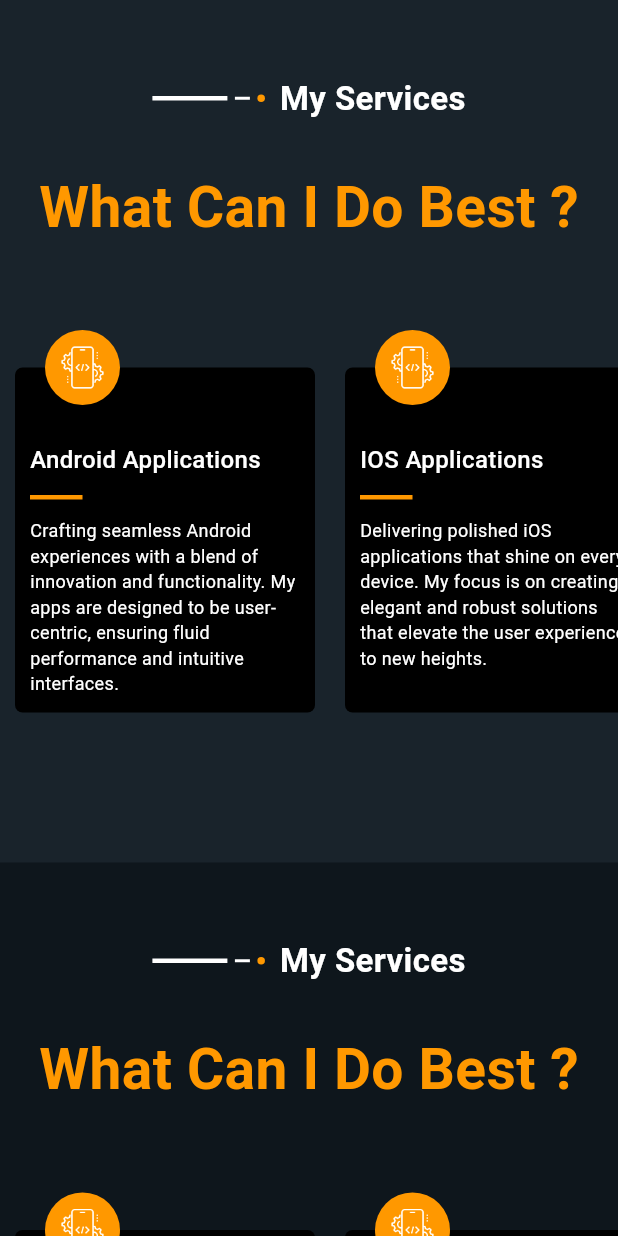
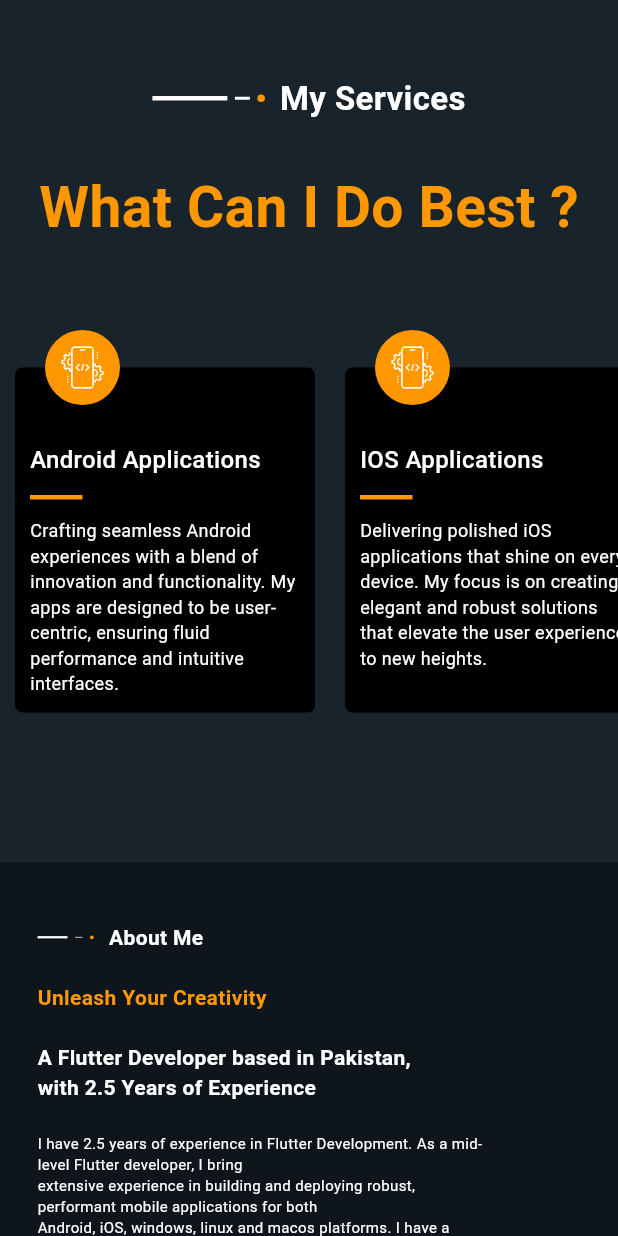
Before and after one commit to Ubaid-co/myPortfolio, a Flutter app: the ServicesPortion widget shown alone on an empty page, opened directly, on a phone screen of 412 x 824 dp. Run offline on Flutter 3.47's test engine with Material 3 defaults, Android fonts, the phone set to English and light mode, and no system bars; our stand-ins replace cached_network_image, get.

Commit message:
more work in skills

```diff
--- a/lib/utils/colors.dart
+++ b/lib/utils/colors.dart
@@ -5,6 +5,7 @@ const textWhiteColor = Colors.white;
 const textBlackColor = Colors.black;
 const textGreyColor = Colors.grey;
 const blackColor = Colors.black;
+const lightBlackColor = Color(0xffc0c0cff);
 const orangeColor = Colors.orange;
 const buttonColor = Color(0xFF27a694);
 const deepGreenColor = Color(0xFF21302d);
--- a/lib/widgets/services.dart
+++ b/lib/widgets/services.dart
@@ -1,6 +1,7 @@
 // ignore_for_file: prefer_const_constructors, prefer_const_literals_to_create_immutables
 
 import 'package:flutter/material.dart';
+import 'package:my_portfolio/widgets/skills.dart';
 
 import '../consts/constants.dart';
 import '../utils/colors.dart';
@@ -97,68 +98,7 @@ class _ServicesPortionState extends State<ServicesPortion> {
             ],
           ),
           SizedBox(height: 100,),
-          Container(
-            padding: EdgeInsets.symmetric(vertical: 50),
-            color: darkGreenColor,
-            child: Column(
-              children: [
-                Row(
-                  mainAxisAlignment: MainAxisAlignment.center,
-                  children: [
-                    Container(
-                      width: 50,
-                      height: 3,
-                      decoration: BoxDecoration(
-                        color: appWhiteColor,
-                      ),
-                    ),
-                    SizedBox(
-                      width: 5,
-                    ),
-                    Container(
-                      width: 10,
-                      height: 2,
-                      decoration: BoxDecoration(
-                        color: appWhiteColor,
-                      ),
-                    ),
-                    SizedBox(
-                      width: 5,
-                    ),
-                    Container(
-                      width: 5,
-                      height: 5,
-                      decoration: BoxDecoration(color: orangeColor, shape: BoxShape.circle),
-                    ),
-                    SizedBox(
-                      width: 10,
-                    ),
-                    Text(widget.text, style: headingTextStyle.copyWith(color: appWhiteColor, fontSize: 22)),
-                  ],
-                ),
-                SizedBox(
-                  height: 30,
-                ),
-                Text("What Can I Do Best ?", style: headingTextStyle.copyWith(color: orangeColor, fontSize: 38)),
-                SizedBox(height: 40),
-                SizedBox(
-                  height: 270,
-                  child: ListView.builder(
-                    shrinkWrap: true,
-                    scrollDirection: Axis.horizontal,
-                    itemCount: widget.servicesData.length,
-                    itemBuilder: (context, index) {
-                      var data = widget.servicesData[index];
-                      return Padding(
-                        padding: const EdgeInsets.symmetric(horizontal: 10.0),
-                        child: serviceContainerWidget(data.title, data.description, data.image),
-                      );
-                    },
-                  ),
-                ),
-              ],
-            ),
-          ),
+          SkillsPage(),
         ],
       ),
     );
--- /dev/null
+++ b/lib/widgets/skills.dart
@@ -0,0 +1,310 @@
+// ignore_for_file: prefer_const_constructors
+
+import 'package:flutter/material.dart';
+import 'package:my_portfolio/widgets/skillsBubble.dart';
+
+import '../utils/colors.dart';
+import '../utils/textStyle.dart';
+import '../widgets/buttons.dart';
+
+class SkillsPage extends StatefulWidget {
+  const SkillsPage({super.key});
+
+  @override
+  State<SkillsPage> createState() => _SkillsPageState();
+}
+
+class _SkillsPageState extends State<SkillsPage> {
+  final Color hoverColor = orangeColor;
+  bool isHovered = false;
+
+  @override
+  Widget build(BuildContext context) {
+    return LayoutBuilder(
+      builder: (context, constraints) {
+        if (constraints.maxWidth > 600) {
+          return _buildWideLayoutAboutSection();
+        } else {
+          return _buildWideNarrowAboutSection();
+        }
+      },
+    );
+  }
+
+  Widget _buildWideLayoutAboutSection() {
+    return Container(
+      height: 600,
+      color: darkGreenColor,
+      child: productContainerWidget(
+          "Expertise",
+          "My Skills & Tools",
+          "Every Day is a New Challenge",
+          "With a year of experience as a Flutter developer, I specialize in creating cross-platform applications that are both visually stunning and highly functional. My expertise spans Android, iOS, macOS, desktop, and web development, allowing me to deliver cohesive and seamless user experiences across all major platforms. I am passionate about leveraging Flutter's capabilities to build innovative solutions that meet the diverse needs of users, ensuring that every project I undertake stands out for its quality and performance.",
+          "assets/mobileTemplate.jpg",
+          () {},
+          darkGreenColor,
+          appWhiteColor,
+          600,
+          600,
+          370),
+    );
+  }
+
+  Widget _buildWideNarrowAboutSection() {
+    return Container(
+      height: 700,
+      color: darkGreenColor,
+      child: productContainerWidget(
+          "About Me",
+          "Unleash Your Creativity",
+          "A Flutter Developer based in Pakistan,\nwith 2.5 Years of Experience",
+          "I have 2.5 years of experience in Flutter Development. As a mid-level Flutter developer, I bring\nextensive experience in building and deploying robust, performant mobile applications for both\nAndroid, iOS, windows, linux and macos platforms. I have a strong background in Dart \nprogramming language and I am well-versed in Flutter's widgets, animations, and state management \ntechniques. I have also developed proficiency in integrating third-party APIs and services, including \nFirebase, FreshChat, Tamara Payment method, Hyper Pay payment method, Insider, BugFender Firebase \nAnalytics, and RESTful APIs. Additionally, I am adept at implementing and customizing UI designs \nusing Flutter's Material Design and Cupertino widgets, and I am skilled in version control using Git and \ncollaborative development using agile methodologies. With my ability to write clean and maintainable code \nand my dedication to stay up-to-date with the latest trends and best practices in mobile app development,\n I am confident in my ability to contribute to any Flutter project.",
+          "assets/mobileTemplate.jpg",
+          () {},
+          darkGreenColor,
+          appWhiteColor,
+          600,
+          250,
+          150,
+          isNarrow: true),
+    );
+  }
+
+  Widget productContainerWidget(
+      String heading1, heading2, heading3, description, imageUrl, Function() onTap, Color color, Color textColor, double height, imageWidth, imageHeight,
+      {Color? findButtonColor, Color? findButtonTextColor, bool isNarrow = false}) {
+    return Container(
+      padding: isNarrow == true ? EdgeInsets.symmetric(vertical: 20, horizontal: 25) : EdgeInsets.symmetric(vertical: 50, horizontal: 0),
+      height: height,
+      decoration: BoxDecoration(color: color),
+      child: isNarrow == false
+          ? Center(
+            child: Row(
+              mainAxisAlignment: MainAxisAlignment.center,
+                crossAxisAlignment: CrossAxisAlignment.center,
+                children: [
+                  Column(
+                    crossAxisAlignment: CrossAxisAlignment.start,
+                    children: [
+                      Row(
+                        children: [
+                          Container(
+                            width: 50,
+                            height: 3,
+                            decoration: BoxDecoration(
+                              color: appWhiteColor,
+                            ),
+                          ),
+                          SizedBox(
+                            width: 5,
+                          ),
+                          Container(
+                            width: 10,
+                            height: 2,
+                            decoration: BoxDecoration(
+                              color: appWhiteColor,
+                            ),
+                          ),
+                          SizedBox(
+                            width: 5,
+                          ),
+                          Container(
+                            width: 5,
+                            height: 5,
+                            decoration: BoxDecoration(color: orangeColor, shape: BoxShape.circle),
+                          ),
+                          SizedBox(
+                            width: 10,
+                          ),
+                          Text(heading1, style: headingTextStyle.copyWith(color: textColor, fontSize: 26)),
+                        ],
+                      ),
+                      SizedBox(
+                        height: 20,
+                      ),
+                      Text(heading2, style: headingTextStyle.copyWith(color: orangeColor, fontSize: 38)),
+                      SizedBox(
+                        height: 20,
+                      ),
+                      Text(heading3, style: headingTextStyle.copyWith(color: textColor, fontSize: 27)),
+                      SizedBox(
+                        height: 20,
+                      ),
+                      SizedBox(
+                        width: 400,
+                        child: Text(
+                          description,
+                          style: descriptionStyle.copyWith(color: textColor, fontSize: 14),
+                          textAlign: TextAlign.left,
+                        ),
+                      ),
+                      SizedBox(
+                        height: 20,
+                      ),
+                      MouseRegion(
+                        onEnter: (_) {
+                          setState(() {
+                            isHovered = true;
+                          });
+                        },
+                        onExit: (_) {
+                          setState(() {
+                            isHovered = false;
+                          });
+                        },
+                        child: CustomElevatedButton(
+                          text: "Hire Me",
+                          textColor: findButtonTextColor ?? textWhiteColor,
+                          onPressed: onTap,
+                          backgroundColor: isHovered == true ? orangeColor : darkGreenColor ?? buttonColor,
+                          width: 40,
+                          height: 40,
+                          isPadding: false,
+                          hover: true,
+                        ),
+                      )
+                    ],
+                  ),
+                  SizedBox(
+                    width: 50,
+                  ),
+                  skillSet(),
+                ],
+              ),
+          )
+          : Column(
+              mainAxisAlignment: MainAxisAlignment.spaceAround,
+              children: [
+                Column(
+                  crossAxisAlignment: CrossAxisAlignment.start,
+                  children: [
+                    Row(
+                      children: [
+                        Container(
+                          width: 20,
+                          height: 1.5,
+                          decoration: BoxDecoration(
+                            color: appWhiteColor,
+                          ),
+                        ),
+                        SizedBox(
+                          width: 5,
+                        ),
+                        Container(
+                          width: 5,
+                          height: .5,
+                          decoration: BoxDecoration(
+                            color: appWhiteColor,
+                          ),
+                        ),
+                        SizedBox(
+                          width: 5,
+                        ),
+                        Container(
+                          width: 2.5,
+                          height: 2.5,
+                          decoration: BoxDecoration(color: orangeColor, shape: BoxShape.circle),
+                        ),
+                        SizedBox(
+                          width: 10,
+                        ),
+                        Text(heading1, style: headingTextStyle.copyWith(color: textColor, fontSize: 14)),
+                      ],
+                    ),
+                    SizedBox(
+                      height: 20,
+                    ),
+                    Text(heading2, style: headingTextStyle.copyWith(color: orangeColor, fontSize: 14)),
+                    SizedBox(
+                      height: 20,
+                    ),
+                    Text(heading3, style: headingTextStyle.copyWith(color: textColor, fontSize: 14)),
+                    SizedBox(
+                      height: 20,
+                    ),
+                    SizedBox(
+                      width: 300,
+                      child: Text(
+                        description,
+                        style: isNarrow == true ? descriptionStyle.copyWith(color: textColor, fontSize: 10) : descriptionStyle.copyWith(color: textColor),
+                        textAlign: TextAlign.left,
+                      ),
+                    ),
+                    SizedBox(
+                      height: 20,
+                    ),
+                    CustomElevatedButton(
+                      text: "Download CV",
+                      textColor: findButtonTextColor ?? textWhiteColor,
+                      onPressed: onTap,
+                      backgroundColor: isHovered == true ? orangeColor : darkGreenColor ?? buttonColor,
+                      width: 40,
+                      height: 40,
+                      isPadding: false,
+                      hover: true,
+                    )
+                  ],
+                ),
+                SizedBox(
+                  width: 20,
+                ),
+                skillSet()
+              ],
+            ),
+    );
+  }
+
+  Widget skillSet() {
+    return Column(
+      children: [
+        skillSetRow("Flutter Development", "90", appWhiteColor, Colors.pink, 180)
+      ],
+    );
+  }
+
+  Widget skillSetRow(String title, number, Color containerBgColor, containerOverlayColor, double width) {
+    return Row(
+      children: [
+        Text(
+          title,
+          style: headingTextStyle.copyWith(color: appWhiteColor, fontSize: 16),
+        ),
+        SizedBox(
+          width: 15,
+        ),
+        skillSetContainer(containerBgColor, containerOverlayColor, width),
+        SizedBox(
+          width: 15,
+        ),
+        skillSetBubble(number, containerOverlayColor),
+      ],
+    );
+  }
+
+  Widget skillSetContainer(Color bgColor, overlayColor, double width) {
+    return Container(
+      height: 10,
+      width: 300,
+      decoration: BoxDecoration(
+        color: bgColor,
+      ),
+      child: Container(
+        height: 10,
+        width: 150,
+        decoration: BoxDecoration(
+          color: overlayColor,
+        ),
+      ),
+    );
+  }
+
+  Widget skillSetBubble(String text, Color bgColor) {
+    return Center(
+      child: SpeechBubble(
+        text: text,
+        bubbleColor: bgColor, // Customize the color here
+        textColor: Colors.white, // Customize the text color here
+      ),
+    );
+  }
+}
--- /dev/null
+++ b/lib/widgets/skillsBubble.dart
@@ -0,0 +1,54 @@
+// ignore_for_file: prefer_const_constructors_in_immutables
+
+import 'package:flutter/material.dart';
+
+class SpeechBubble extends StatelessWidget {
+  final String text;
+  final Color bubbleColor;
+  final Color textColor;
+
+  // ignore: use_key_in_widget_constructors
+  SpeechBubble({required this.text, required this.bubbleColor, required this.textColor});
+
+  @override
+  Widget build(BuildContext context) {
+    return CustomPaint(
+      painter: BubblePainter(bubbleColor: bubbleColor),
+      child: Padding(
+        padding: const EdgeInsets.symmetric(horizontal: 16, vertical: 8),
+        child: Text(
+          text,
+          style: TextStyle(color: textColor, fontSize: 16),
+        ),
+      ),
+    );
+  }
+}
+
+class BubblePainter extends CustomPainter {
+  final Color bubbleColor;
+
+  BubblePainter({required this.bubbleColor});
+
+  @override
+  void paint(Canvas canvas, Size size) {
+    final paint = Paint()..color = bubbleColor;
+    final rect = Rect.fromLTRB(0, 0, size.width, size.height);
+    final bubbleRRect = RRect.fromRectAndRadius(rect, Radius.circular(12));
+
+    canvas.drawRRect(bubbleRRect, paint);
+
+    final arrowPath = Path()
+      ..moveTo(size.width / 2 - 5, size.height)
+      ..lineTo(size.width / 2, size.height + 10)
+      ..lineTo(size.width / 2 + 5, size.height)
+      ..close();
+
+    canvas.drawPath(arrowPath, paint);
+  }
+
+  @override
+  bool shouldRepaint(covariant CustomPainter oldDelegate) {
+    return false;
+  }
+}
```
